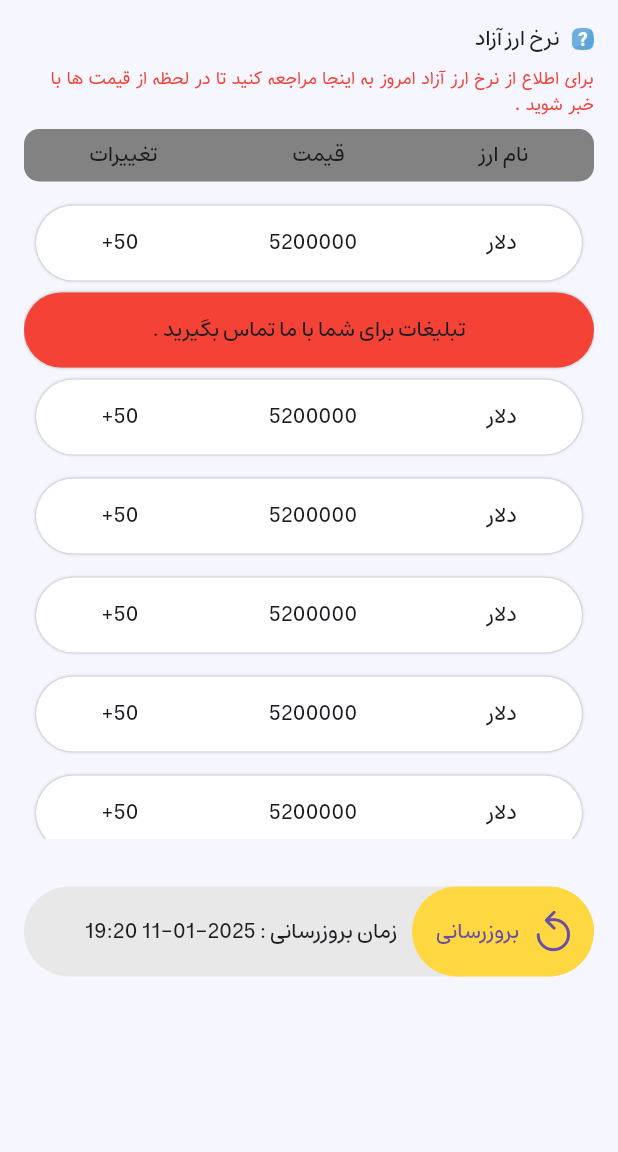
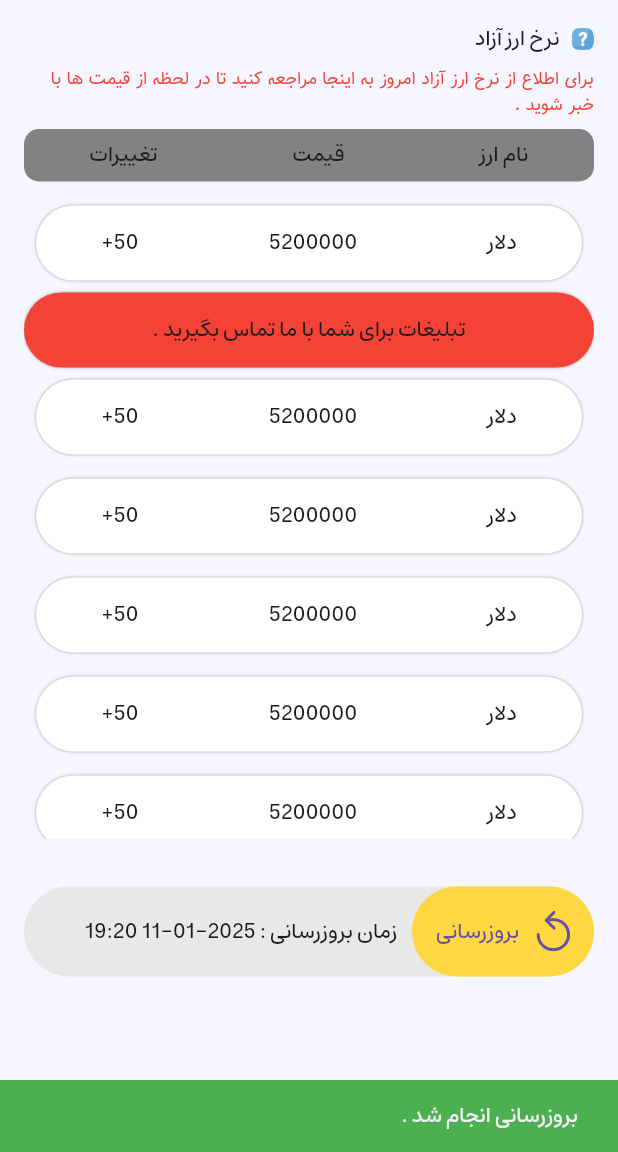
Before and after one commit to saeidjeddi/my-app-test, a Flutter app: the screen it shows after launch, after a tap on "بروزرسانی", on a phone screen of 412 x 824 dp, the part 84-1236 px from its top. Run offline on Flutter 3.47's test engine with Material 3 defaults, Android fonts, the phone set to English and light mode, and no system bars.

Commit message:
update 4

```diff
--- a/lib/main.dart
+++ b/lib/main.dart
@@ -3,7 +3,7 @@ import 'package:flutter_localizations/flutter_localizations.dart';
 import 'package:flutter/material.dart';
 
 void main() {
-  runApp(MyApp());
+  runApp(const MyApp());
 }
 
 class MyApp extends StatelessWidget {
@@ -17,17 +17,26 @@ class MyApp extends StatelessWidget {
       ),
       debugShowCheckedModeBanner: false,
       title: 'My App',
-      localizationsDelegates: [
+      localizationsDelegates: const [
         GlobalMaterialLocalizations.delegate,
         GlobalWidgetsLocalizations.delegate,
         GlobalCupertinoLocalizations.delegate,
       ],
-      supportedLocales: [
-        // Locale('en'), // English
-        Locale('fa'), // persian
+      supportedLocales: const [
+        Locale('fa'), // Persian
       ],
-      home: Scaffold(
-        backgroundColor: Color.fromARGB(255, 245, 246, 255),
+      home: const HomeScreen(),
+    );
+  }
+}
+
+class HomeScreen extends StatelessWidget {
+  const HomeScreen({super.key});
+
+  @override
+  Widget build(BuildContext context) {
+    return Scaffold(
+      backgroundColor: const Color.fromARGB(255, 245, 246, 255),
       appBar: AppBar(
         actions: [
           Padding(
@@ -38,17 +47,15 @@ class MyApp extends StatelessWidget {
               height: 32,
             ),
           ),
-            Padding(
-              padding: const EdgeInsets.fromLTRB(8, 16, 8, 0),
+          const Padding(
+            padding: EdgeInsets.fromLTRB(8, 16, 8, 0),
             child: Text(
               'قیمت بروز ارزها',
               textDirection: TextDirection.rtl,
               style: TextStyle(color: Colors.black),
             ),
           ),
-            SizedBox(
-              width: 8,
-            ),
+          const SizedBox(width: 8),
           Expanded(
             child: Align(
               alignment: Alignment.topLeft,
@@ -59,7 +66,9 @@ class MyApp extends StatelessWidget {
                   width: 20,
                   height: 20,
                 ),
-                    ))),
+              ),
+            ),
+          ),
         ],
       ),
       body: SingleChildScrollView(
@@ -74,95 +83,94 @@ class MyApp extends StatelessWidget {
                   width: 15,
                   height: 15,
                 ),
-                  SizedBox(
-                    width: 8,
-                  ),
-                  Text(
-                    'نرخ ارز آزاد ',
-                  ),
+                const SizedBox(width: 8),
+                const Text('نرخ ارز آزاد '),
               ],
             ),
-              SizedBox(
-                height: 8,
-              ),
-              Text(
+            const SizedBox(height: 8),
+            const Text(
               "برای اطلاع از نرخ ارز آزاد امروز به اینجا مراجعه کنید تا در لحظه از قیمت ها با خبر شوید .",
               textDirection: TextDirection.rtl,
               style: TextStyle(
-                    color: Colors.red, fontSize: 12, fontFamily: 'Tanha'),
+                color: Colors.red,
+                fontSize: 12,
+                fontFamily: 'Tanha',
               ),
-              SizedBox(
-                height: 8,
             ),
+            const SizedBox(height: 8),
             Container(
               width: double.infinity,
               height: 35,
-                decoration: BoxDecoration(
+              decoration: const BoxDecoration(
                 borderRadius: BorderRadius.all(Radius.circular(10)),
                 color: Color.fromARGB(255, 130, 130, 130),
               ),
               child: Row(
                 mainAxisAlignment: MainAxisAlignment.spaceAround,
-                  children: [
+                children: const [
                   Text(' نام ارز '),
                   Text('  قیمت '),
                   Text('  تغییرات '),
                 ],
               ),
             ),
-              SizedBox(
-                height: 8,
-              ),
+            const SizedBox(height: 8),
             SizedBox(
               width: double.infinity,
               height: 430,
               child: ListView.separated(
-                    physics: BouncingScrollPhysics(),
+                physics: const BouncingScrollPhysics(),
                 itemCount: 8,
                 itemBuilder: (BuildContext context, int position) {
-                      return Padding(
-                        padding: const EdgeInsets.all(8.0),
-                        child: Myitem(),
+                  return const Padding(
+                    padding: EdgeInsets.all(8.0),
+                    child: MyItem(),
                   );
                 },
                 separatorBuilder: (BuildContext context, int index) {
                   if (index % 5 == 0) {
-                        return Ads();
+                    return const Ads();
                   } else {
-                        return SizedBox(
+                    return const SizedBox(
                       width: 0,
                     );
                   }
                 },
-                  )),
+              ),
+            ),
             Padding(
               padding: const EdgeInsets.fromLTRB(0, 32, 0, 0),
               child: Container(
                 width: double.infinity,
                 height: 60,
                 decoration: BoxDecoration(
-                      color: Color.fromARGB(255, 232, 232, 232),
-                      borderRadius: BorderRadius.circular(50)),
+                  color: const Color.fromARGB(255, 232, 232, 232),
+                  borderRadius: BorderRadius.circular(50),
+                ),
                 child: Row(
                   children: [
                     SizedBox(
                       height: 60,
                       child: TextButton.icon(
-                          onPressed: () {},
-                          icon: Icon(
+                        onPressed: () => _showSnackBar(context, " بروزرسانی انجام شد .",),
+                        icon: const Icon(
                           CupertinoIcons.refresh_bold,
                           size: 30,
                         ),
-                          label: Text('بروزرسانی'),
+                        label: const Text('بروزرسانی'),
                         style: ButtonStyle(
-                              backgroundColor:
-                                  WidgetStateProperty.all(Colors.amberAccent)),
+                          backgroundColor: WidgetStateProperty.all(
+                            Colors.amberAccent,
                           ),
                         ),
-                      Padding(
-                        padding: const EdgeInsets.fromLTRB(0, 0, 10, 0),
-                        child: Text('زمان بروزرسانی : 2025-01-11 19:20',),
-                      )
+                      ),
+                    ),
+                    const Padding(
+                      padding: EdgeInsets.fromLTRB(0, 0, 10, 0),
+                      child: Text(
+                        'زمان بروزرسانی : 2025-01-11 19:20',
+                      ),
+                    ),
                   ],
                 ),
               ),
@@ -170,40 +178,43 @@ class MyApp extends StatelessWidget {
           ],
         ),
       ),
-      ),
     );
   }
 }
 
-class Myitem extends StatelessWidget {
-  const Myitem({
-    super.key,
-  });
+void _showSnackBar(BuildContext context, String msg) {
+  ScaffoldMessenger.of(context).showSnackBar(
+    SnackBar(
+      content: Text(msg),
+      backgroundColor: Colors.green,
+    ),
+  );
+}
+
+class MyItem extends StatelessWidget {
+  const MyItem({super.key});
 
   @override
   Widget build(BuildContext context) {
     return Container(
       width: double.infinity,
       height: 50,
-      decoration: BoxDecoration(boxShadow: <BoxShadow>[
+      decoration: BoxDecoration(
+        boxShadow: const <BoxShadow>[
           BoxShadow(
             blurRadius: 1.0,
             color: Colors.grey,
           )
-      ], color: Colors.white, borderRadius: BorderRadius.circular(50)),
+        ],
+        color: Colors.white,
+        borderRadius: BorderRadius.circular(50),
+      ),
       child: Row(
         mainAxisAlignment: MainAxisAlignment.spaceAround,
-        children: [
-          Text(
-            'دلار',
-          ),
-          Text(
-            '5200000',
-          ),
-          Text(
-            '+50',
-            textDirection: TextDirection.ltr,
-          ),
+        children: const [
+          Text('دلار'),
+          Text('5200000'),
+          Text('+50', textDirection: TextDirection.ltr),
         ],
       ),
     );
@@ -211,28 +222,25 @@ class Myitem extends StatelessWidget {
 }
 
 class Ads extends StatelessWidget {
-  const Ads({
-    super.key,
-  });
+  const Ads({super.key});
 
   @override
   Widget build(BuildContext context) {
     return Container(
       width: double.infinity,
       height: 50,
-      decoration: BoxDecoration(boxShadow: <BoxShadow>[
+      decoration: BoxDecoration(
+        boxShadow: const <BoxShadow>[
           BoxShadow(
             blurRadius: 1.0,
             color: Colors.grey,
           )
-      ], color: Colors.red, borderRadius: BorderRadius.circular(50)),
-      child: Row(
-        mainAxisAlignment: MainAxisAlignment.spaceAround,
-        children: [
-          Text(
-            'تبلیغات برای شما با ما تماس بگیرید .',
+        ],
+        color: Colors.red,
+        borderRadius: BorderRadius.circular(50),
       ),
-        ],
+      child: const Center(
+        child: Text('تبلیغات برای شما با ما تماس بگیرید .'),
       ),
     );
   }
```
Lines whose indentation alone changed are shown as unchanged.
